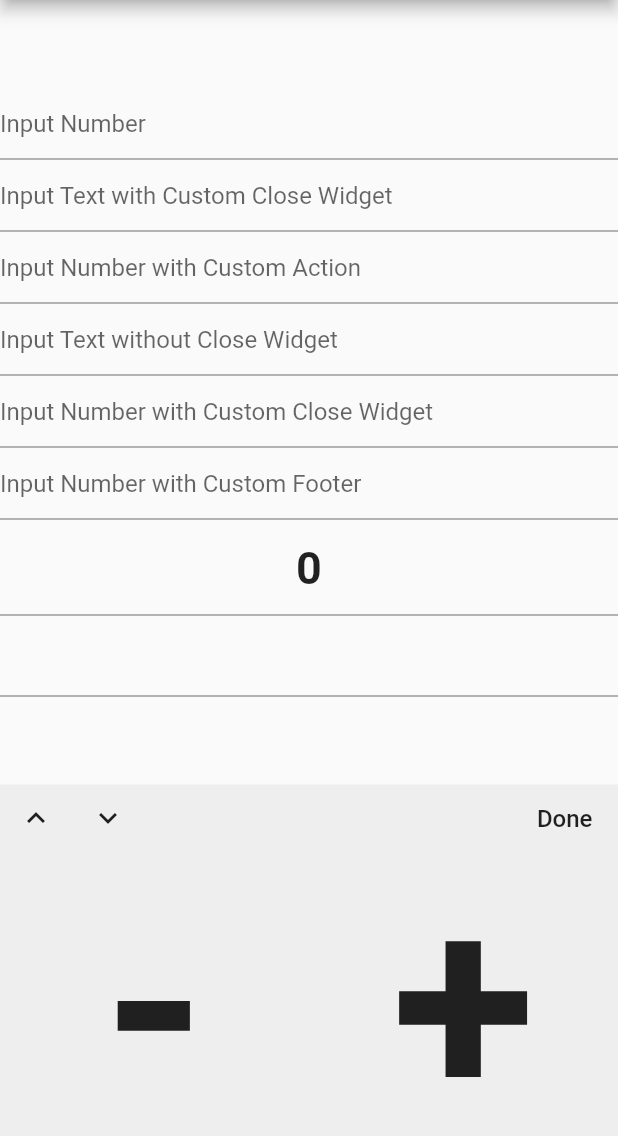
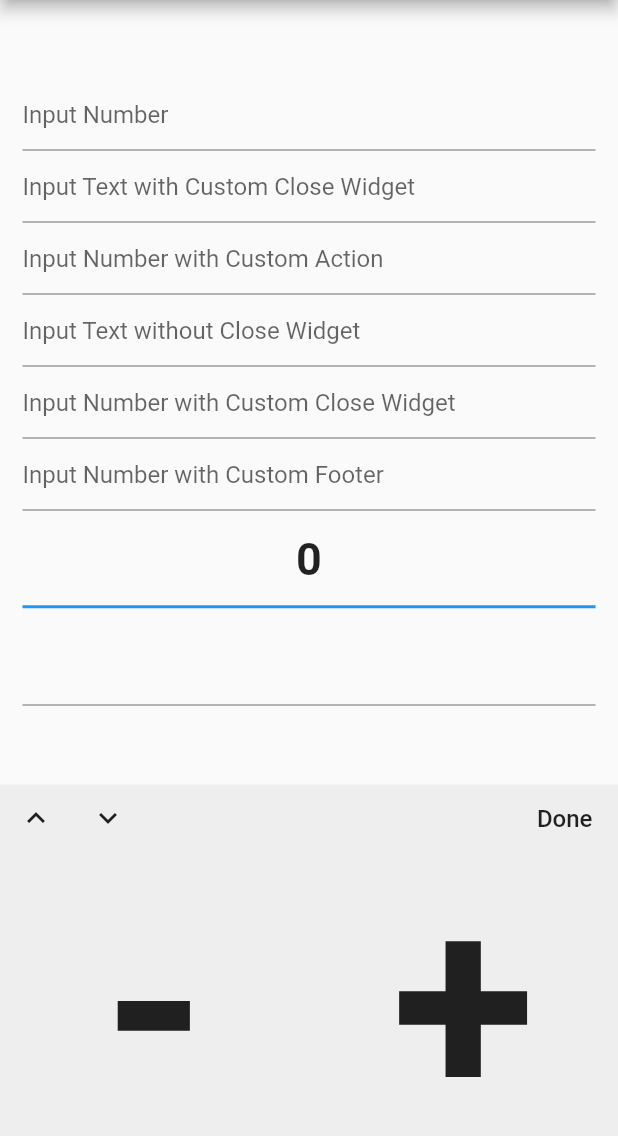
Before and after one commit to diegoveloper/flutter_keyboard_actions, a Flutter app: the ScaffoldTest screen opened directly, after a tap on an icon or button, on a phone screen of 412 x 824 dp, the part 84-1220 px from its top. Run offline on Flutter 3.47's test engine with Material 2 defaults, Android fonts, the phone set to English and light mode, and no system bars.

Commit message:
API for custom keyboard improved

```diff
--- a/example/lib/content.dart
+++ b/example/lib/content.dart
@@ -21,6 +21,7 @@ class _ContentState extends State<Content> {
   final FocusNode _nodeText6 = FocusNode();
   final FocusNode _nodeText7 = FocusNode();
   final FocusNode _nodeText8 = FocusNode();
+  //This is only for custom keyboards
   final custom1Notifier = ValueNotifier<String>("0");
   final custom2Notifier = ValueNotifier<Color>(Colors.transparent);
 
@@ -103,7 +104,7 @@ class _ContentState extends State<Content> {
       config: _buildConfig(context),
       child: Center(
         child: Container(
-          //padding: const EdgeInsets.all(15.0),
+          padding: const EdgeInsets.all(15.0),
           child: Column(
             crossAxisAlignment: CrossAxisAlignment.stretch,
             children: <Widget>[
@@ -151,7 +152,7 @@ class _ContentState extends State<Content> {
               ),
               KeyboardCustomInput<String>(
                 focusNode: _nodeText7,
-                height: 40,
+                height: 65,
                 notifier: custom1Notifier,
                 builder: (context, val) {
                   return Container(
@@ -166,7 +167,7 @@ class _ContentState extends State<Content> {
               ),
               KeyboardCustomInput<Color>(
                 focusNode: _nodeText8,
-                height: 30,
+                height: 65,
                 notifier: custom2Notifier,
                 builder: (context, val) {
                   return Container(
--- a/lib/keyboard_custom.dart
+++ b/lib/keyboard_custom.dart
@@ -5,9 +5,16 @@ typedef WidgetBuilder<T> = Widget Function(BuildContext context, T value);
 
 /// A widget that allow us to create a custom keyboard instead of the platform keyboard.
 class KeyboardCustomInput<T> extends StatefulWidget {
+  ///Create your own widget and receive the [T] value
   final WidgetBuilder<T> builder;
+
+  ///Set the same `focusNode` you add to the [KeyboardAction]
   final FocusNode focusNode;
+
+  ///The height of your widget
   final double height;
+
+  ///Set the same `notifier` you add to the [KeyboardAction]
   final ValueNotifier<T> notifier;
 
   const KeyboardCustomInput({
@@ -37,11 +44,13 @@ class _KeyboardCustomInputState<T> extends State<KeyboardCustomInput<T>> {
       focusNode: widget.focusNode,
       child: GestureDetector(
         onTap: () {
-          if (!_hasFocus) {
+          if (!widget.focusNode.hasFocus) {
             widget.focusNode.requestFocus();
           }
         },
         child: Container(
+          height: widget.height,
+          width: double.maxFinite,
           child: InputDecorator(
             decoration: const InputDecoration(),
             isFocused: _hasFocus,
@@ -49,8 +58,6 @@ class _KeyboardCustomInputState<T> extends State<KeyboardCustomInput<T>> {
               child: Semantics(
                 focused: _hasFocus,
                 child: Container(
-                  width: double.maxFinite,
-                  height: widget.height,
                   child: AnimatedBuilder(
                     animation: widget.notifier,
                     builder: (context, child) =>
@@ -62,6 +69,9 @@ class _KeyboardCustomInputState<T> extends State<KeyboardCustomInput<T>> {
           ),
         ),
       ),
+      onFocusChange: (newValue) => setState(() {
+        _hasFocus = newValue;
+      }),
     );
   }
 }
```
Also changed, not shown: 1 other file.
